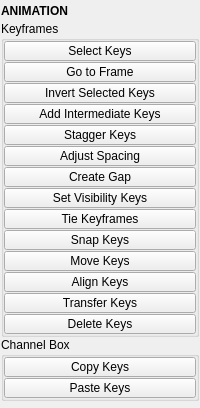
Above: tentacle/ui/animation.ui from m3trik/tentacle before the change. Below: the same form after it.
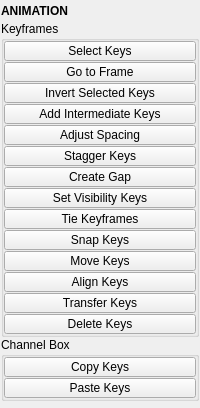
That is the form after the change. Custom widgets are drawn as their Qt base class.

What changed in the file:
```diff
--- a/tentacle/ui/animation.ui
+++ b/tentacle/ui/animation.ui
@@ -194,7 +194,7 @@
           </widget>
          </item>
          <item>
-          <widget class="PushButton" name="tb003">
+          <widget class="PushButton" name="tb002">
            <property name="minimumSize">
             <size>
              <width>0</width>
@@ -211,7 +211,7 @@
             <string>&lt;html&gt;&lt;head/&gt;&lt;body&gt;&lt;pre style=&quot; margin-top:0px; margin-bottom:0px; margin-left:0px; margin-right:0px; -qt-block-indent:0; text-indent:0px; line-height:24px; background-color:#272822;&quot;&gt;&lt;span style=&quot; font-family:'Consolas,Courier New,monospace'; font-size:18px; color:#e6db74;&quot;&gt;Stagger the keyframes of selected objects with various positioning controls.&lt;/span&gt;&lt;/pre&gt;&lt;p&gt;&lt;span style=&quot; font-family:'Consolas,Courier New,monospace'; font-size:18px; color:#f8f8f2;&quot;&gt;&lt;br/&gt;&lt;/span&gt;&lt;span style=&quot; font-family:'Consolas,Courier New,monospace'; font-size:18px; color:#e6db74;&quot;&gt;If keys are selected, only those keys are staggered. If no keys are selected, all keys are staggered.&lt;/span&gt;&lt;/p&gt;&lt;p&gt;&lt;span style=&quot; font-family:'Consolas,Courier New,monospace'; font-size:18px; color:#f8f8f2;&quot;&gt;&lt;br/&gt;&lt;/span&gt;&lt;/p&gt;&lt;/body&gt;&lt;/html&gt;</string>
            </property>
            <property name="text">
-            <string>Stagger Keys</string>
+            <string>Adjust Spacing</string>
            </property>
            <property name="checkable">
             <bool>false</bool>
@@ -219,7 +219,7 @@
           </widget>
          </item>
          <item>
-          <widget class="PushButton" name="tb002">
+          <widget class="PushButton" name="tb003">
            <property name="minimumSize">
             <size>
              <width>0</width>
@@ -236,7 +236,7 @@
             <string>Add or remove spacing between all keys at a given time for any currently selected objects.</string>
            </property>
            <property name="text">
-            <string>Adjust Spacing</string>
+            <string>Stagger Keys</string>
            </property>
            <property name="checkable">
             <bool>false</bool>
```
Left out of the diff: 4 changed lines with no effect on the pictures.
